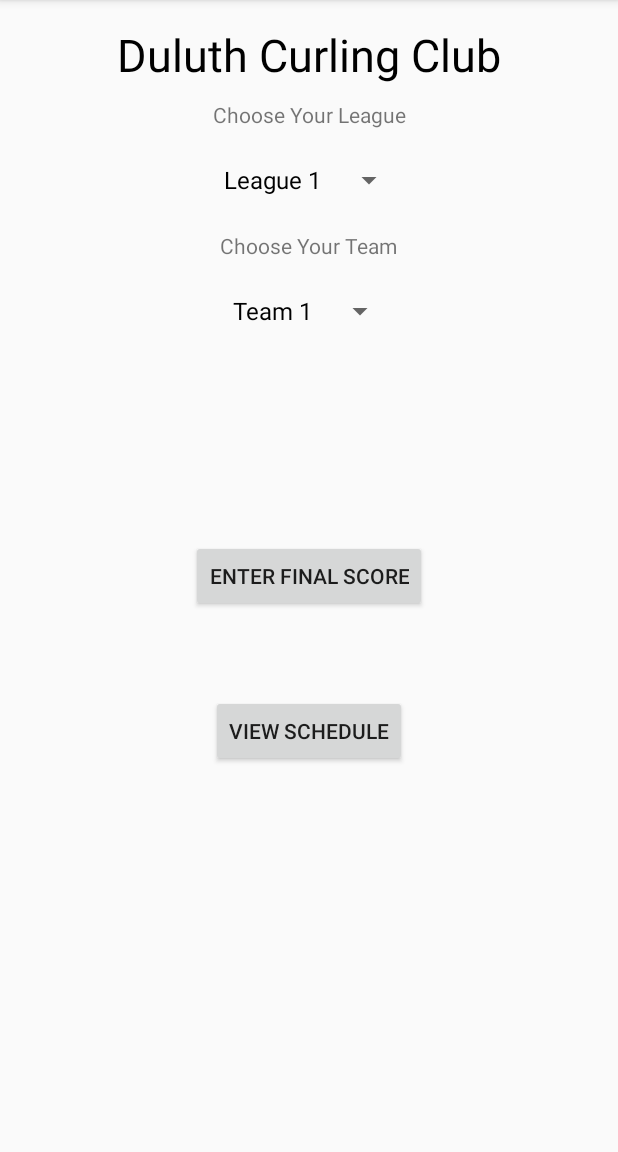
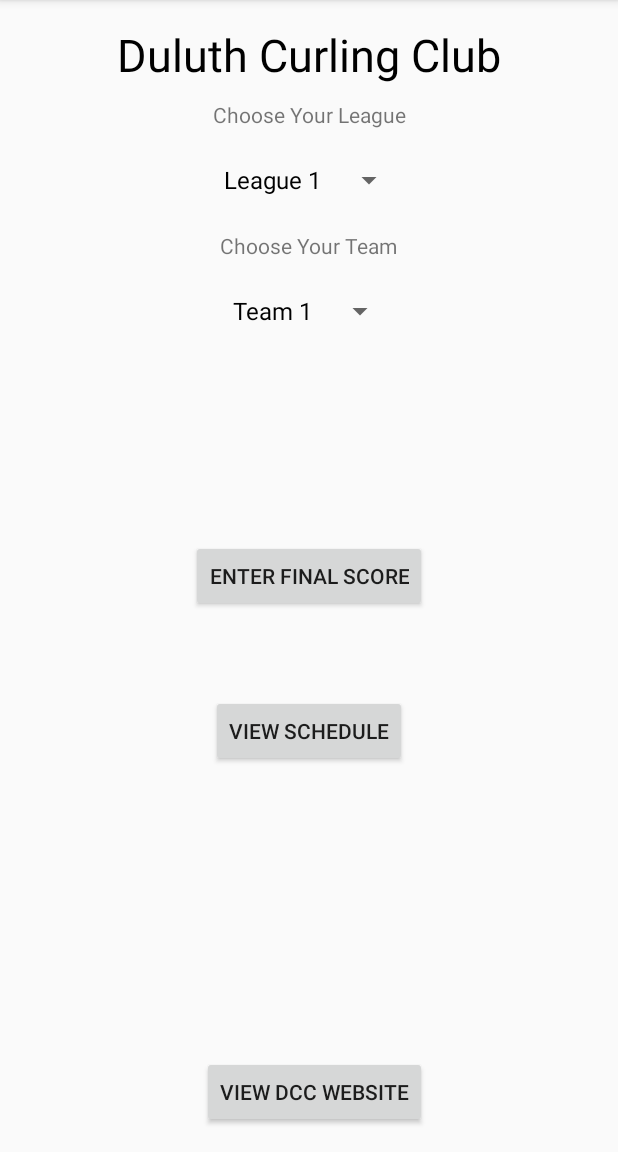
Before and after one commit to umdcs/leagueManagement, an Android app: the screen it shows after launch (HomeScreen), on a phone screen of 412 x 824 dp, the part 84-1236 px from its top. Run offline under Robolectric (Android 15) with nearby library versions, the phone set to English and light mode, and no system bars; 1 statement that could not run was skipped.

Commit message:
added a screen for viewing scheduling and a button to link to duluth curling club website

```diff
--- a/app/src/main/AndroidManifest.xml
+++ b/app/src/main/AndroidManifest.xml
@@ -1,7 +1,9 @@
 <?xml version="1.0" encoding="utf-8"?>
 <manifest xmlns:android="http://schemas.android.com/apk/res/android"
     package="edu.umn.d.cs4531.leaguemanager">
+
     <uses-permission android:name="android.permission.INTERNET" />
+
     <application
         android:allowBackup="true"
         android:icon="@mipmap/ic_launcher"
@@ -15,7 +17,8 @@
                 <category android:name="android.intent.category.LAUNCHER" />
             </intent-filter>
         </activity>
-        <activity android:name=".AddScoreActivity"></activity>
+        <activity android:name=".AddScoreActivity" />
+        <activity android:name=".ViewScheduleActivity"></activity>
     </application>
 
 </manifest>
--- a/app/src/main/res/layout/activity_home_screen.xml
+++ b/app/src/main/res/layout/activity_home_screen.xml
@@ -73,4 +73,15 @@
         android:layout_below="@+id/addScoreButton"
         android:layout_centerHorizontal="true"
         android:layout_marginTop="55dp" />
+
+    <!--
+    This button will eventually attach to the duluth curling club
+    website as Jim suggested
+    -->
+    <Button
+        android:layout_width="wrap_content"
+        android:layout_height="wrap_content"
+        android:text="@string/viewWeb"
+        android:layout_alignParentBottom="true"
+        android:layout_alignEnd="@+id/addScoreButton" />
 </RelativeLayout>
--- a/app/src/main/res/values/strings.xml
+++ b/app/src/main/res/values/strings.xml
@@ -9,4 +9,5 @@
     <string name="addScore">Enter Final Score</string>
     <string name="viewSchedule">View Schedule</string>
     <string name="opponent">Opponent</string>
+    <string name="viewWeb">View DCC Website</string>
 </resources>
```
Also changed, not shown: app/src/main/java/edu/umn/d/cs4531/leaguemanager/ViewScheduleActivity.java (added, +13 -0 lines), app/src/main/res/layout/activity_view_schedule.xml (added, +9 -0 lines).
